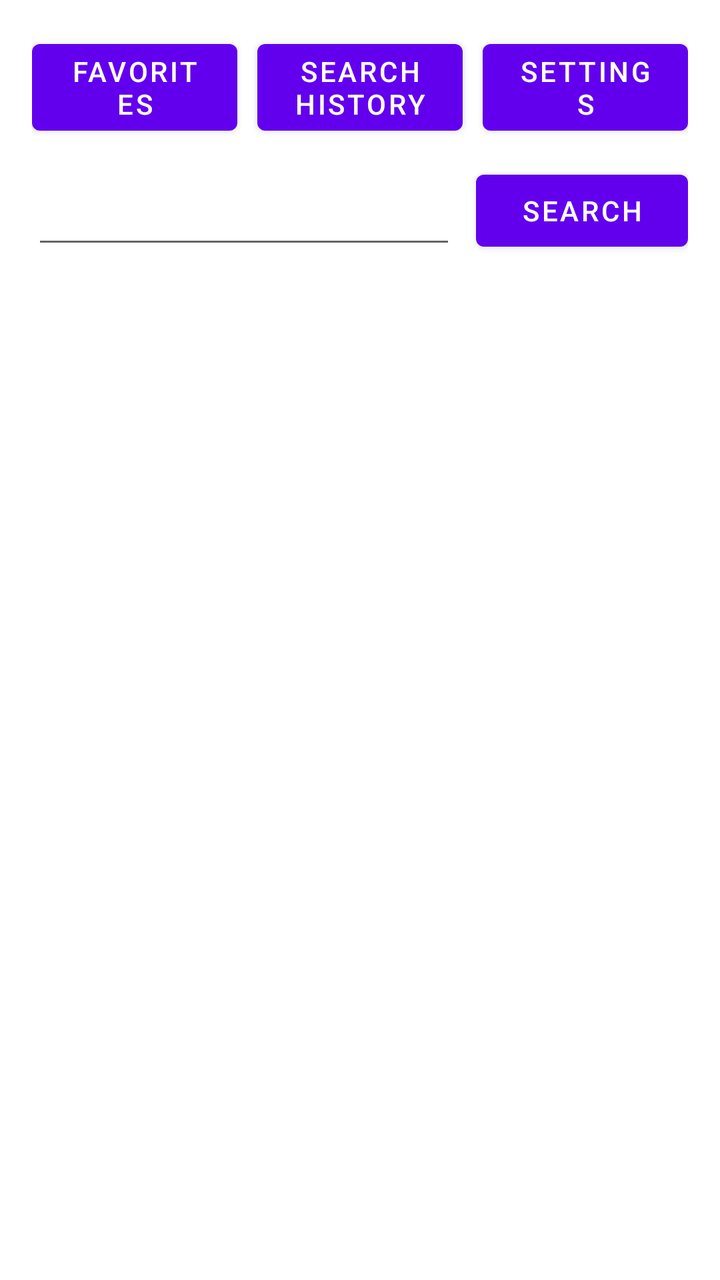
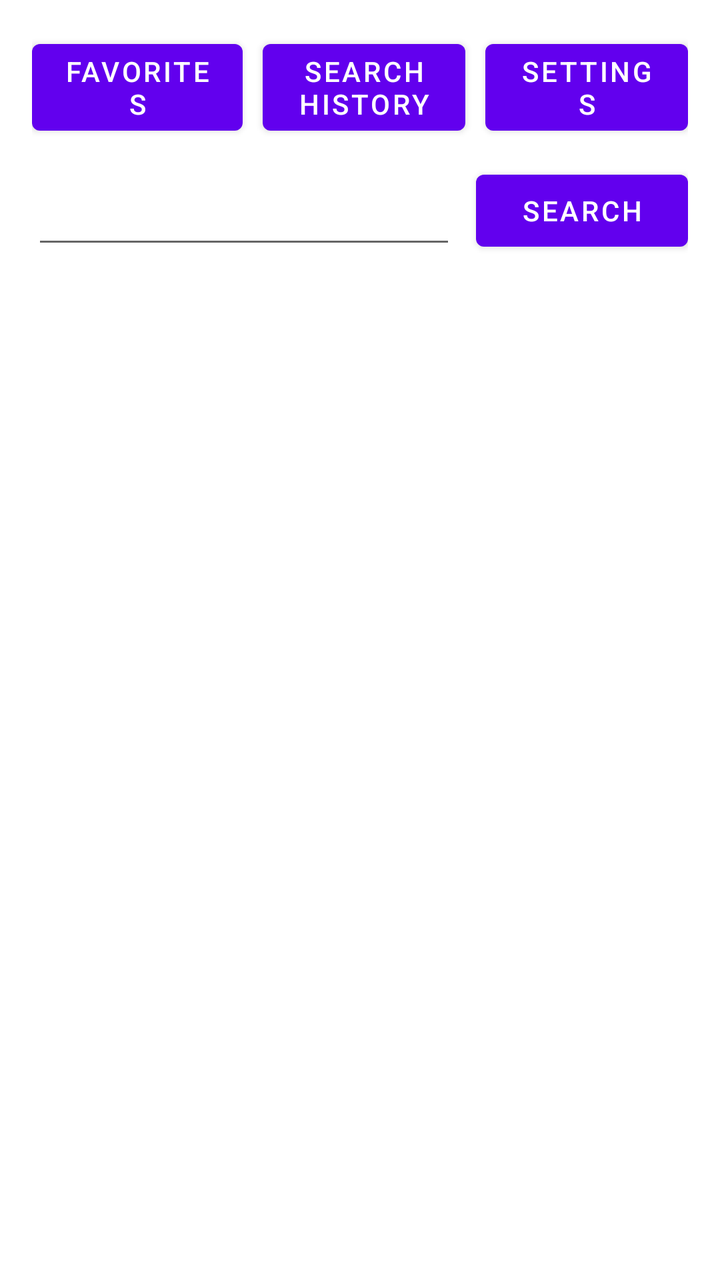

An Android layout rendered at two revisions. The XML below is the earlier revision; the diff shows what the commit changed to produce the second picture.
<!-- AndroidManifest.xml: application theme Theme.EdamamApp -->
<!-- res/layout/activity_main.xml -->
<?xml version="1.0" encoding="utf-8"?>
<LinearLayout xmlns:android="http://schemas.android.com/apk/res/android"
    xmlns:app="http://schemas.android.com/apk/res-auto"
    xmlns:tools="http://schemas.android.com/tools"
    android:layout_width="match_parent"
    android:layout_height="match_parent"
    android:orientation="vertical"
    android:padding="@dimen/main_content_padding"
    android:background="@color/main_screen_content_background"
    tools:context=".MainActivity">

    <LinearLayout
        android:id="@+id/button_container"
        android:layout_width="match_parent"
        android:layout_height="wrap_content"
        android:orientation="horizontal"
        android:gravity="center_horizontal">

        <Button
            android:id="@+id/btn_favorites"
            android:layout_width="0dp"
            android:layout_height="match_parent"
            android:layout_weight="1"
            android:layout_marginEnd="5dp"
            android:text="Favorites" />

        <Button
            android:id="@+id/btn_search_history"
            android:layout_width="0dp"
            android:layout_height="match_parent"
            android:layout_weight="1"
            android:layout_marginHorizontal="5dp"
            android:text="@string/search_history" />

        <Button
            android:id="@+id/btn_settings"
            android:layout_width="0dp"
            android:layout_height="match_parent"
            android:layout_weight="1"
            android:layout_marginStart="5dp"
            android:text="@string/settings" />

    </LinearLayout>

    <LinearLayout
        android:id="@+id/search_container"
        android:layout_width="match_parent"
        android:layout_height="wrap_content"
        android:layout_marginTop="10dp"
        android:orientation="horizontal">

        <EditText
            android:id="@+id/tv_search_input"
            android:layout_width="0dp"
            android:layout_height="match_parent"
            android:layout_weight="2"
            android:layout_marginEnd="10dp" />

        <Button
            android:id="@+id/btn_search"
            android:layout_width="0dp"
            android:layout_height="match_parent"
            android:layout_weight="1"
            android:text="@string/search" />

    </LinearLayout>

    <FrameLayout
        android:layout_width="match_parent"
        android:layout_height="0dp"
        android:layout_weight="1">

        <androidx.recyclerview.widget.RecyclerView
            android:id="@+id/rv_recipe"
            android:layout_width="match_parent"
            android:layout_height="match_parent"
            app:layoutManager="androidx.recyclerview.widget.LinearLayoutManager"
            tools:listitem="@layout/recipe_item" />

        <ProgressBar
            android:id="@+id/progress_bar"
            android:layout_width="wrap_content"
            android:layout_height="wrap_content"
            android:layout_gravity="center"
            android:visibility="gone"
            android:indeterminateTint="@color/colorAccent" />

    </FrameLayout>

</LinearLayout>
<!-- res/layout/recipe_item.xml (included above) -->
<?xml version="1.0" encoding="utf-8"?>
<LinearLayout xmlns:android="http://schemas.android.com/apk/res/android"
    android:layout_width="match_parent"
    android:layout_height="wrap_content"
    android:orientation="horizontal"
    android:padding="8dp">

    <ImageView
        android:id="@+id/iv_dish"
        android:layout_width="100dp"
        android:layout_height="100dp"
        android:scaleType="centerCrop" />

    <LinearLayout
        android:layout_width="0dp"
        android:layout_height="wrap_content"
        android:layout_weight="1"
        android:orientation="vertical"
        android:paddingStart="8dp">

        <TextView
            android:id="@+id/tv_title"
            android:layout_width="match_parent"
            android:layout_height="wrap_content"
            android:textColor="@color/text_color_primary"
            android:textSize="16sp"
            android:textStyle="bold" />

        <TextView
            android:id="@+id/tv_diet_label_1"
            android:layout_width="match_parent"
            android:layout_height="wrap_content"
            android:textColor="@color/text_color_primary"
            android:textSize="14sp" />

        <TextView
            android:id="@+id/tv_health_label_1"
            android:layout_width="match_parent"
            android:layout_height="wrap_content"
            android:textColor="@color/text_color_primary"
            android:textSize="14sp" />

        <TextView
            android:id="@+id/tv_meal_label"
            android:layout_width="match_parent"
            android:layout_height="wrap_content"
            android:textColor="@color/text_color_primary"
            android:textSize="14sp" />

    </LinearLayout>

    <LinearLayout
        android:layout_width="wrap_content"
        android:layout_height="match_parent"
        android:orientation="vertical"
        android:gravity="center">

        <ImageButton
            android:id="@+id/ib_favorite"
            android:layout_width="wrap_content"
            android:layout_height="wrap_content"
            android:src="@drawable/ic_favorite_filled"
            android:background="?attr/selectableItemBackgroundBorderless"
            android:tint="@color/text_color_primary" />

        <ImageButton
            android:id="@+id/ib_share"
            android:layout_width="wrap_content"
            android:layout_height="wrap_content"
            android:src="@android:drawable/ic_menu_share"
            android:background="?attr/selectableItemBackgroundBorderless"
            android:tint="@color/text_color_primary"
            android:contentDescription="Share recipe" />

        <Button
            android:id="@+id/btn_select_recipe"
            android:layout_width="wrap_content"
            android:layout_height="wrap_content"
            android:text="@string/select" />

    </LinearLayout>

</LinearLayout>
<!-- resources referenced by this layout -->
<resources>
  <color name="colorAccent">#03DAC5</color>
  <color name="main_screen_content_background">#FFFFFF</color>
  <color name="text_color_primary">#000000</color>
  <dimen name="main_content_padding">16dp</dimen>
  <!-- drawable ic_favorite_filled: png bitmap (drawable, 438 bytes) -->
  <string name="search">Search</string>
  <string name="search_history">Search History</string>
  <string name="select">Select</string>
  <string name="settings">Settings</string>
  <style name="Theme.EdamamApp" parent="Theme.MaterialComponents.DayNight.DarkActionBar">
          
          <item name="colorPrimary">@color/colorPrimary</item>
          <item name="colorPrimaryVariant">@color/colorPrimaryDark</item>
          <item name="colorOnPrimary">@android:color/white</item>
          
          <item name="colorSecondary">@color/colorAccent</item>
          <item name="colorSecondaryVariant">@color/colorAccent</item>
          <item name="colorOnSecondary">@android:color/black</item>
          
          <item name="android:statusBarColor" tools:targetApi="l">?attr/colorPrimaryVariant</item>
          
          <item name="android:actionBarStyle">@style/ActionBarStyle</item>
          <item name="actionBarStyle">@style/ActionBarStyle</item>
      </style>
  <color name="colorPrimary">#6200EE</color>
  <color name="colorPrimaryDark">#3700B3</color>
  <style name="ActionBarStyle" parent="Widget.MaterialComponents.ActionBar.Solid">
          <item name="titleTextColor">?android:attr/textColorPrimary</item>
          <item name="background">?attr/colorPrimary</item>
      </style>
</resources>

<!-- the commit's change to res/layout/activity_main.xml (unified diff, before → after) -->
@@ -8,22 +8,22 @@
     android:padding="@dimen/main_content_padding"
     android:background="@color/main_screen_content_background"
     tools:context=".MainActivity">
-
+    
     <LinearLayout
         android:id="@+id/button_container"
         android:layout_width="match_parent"
         android:layout_height="wrap_content"
         android:orientation="horizontal"
         android:gravity="center_horizontal">
-
+        
         <Button
             android:id="@+id/btn_favorites"
-            android:layout_width="0dp"
+            android:layout_width="4dp"
             android:layout_height="match_parent"
             android:layout_weight="1"
             android:layout_marginEnd="5dp"
             android:text="Favorites" />
-
+        
         <Button
             android:id="@+id/btn_search_history"
             android:layout_width="0dp"
@@ -31,7 +31,7 @@
             android:layout_weight="1"
             android:layout_marginHorizontal="5dp"
             android:text="@string/search_history" />
-
+        
         <Button
             android:id="@+id/btn_settings"
             android:layout_width="0dp"
@@ -39,44 +39,42 @@
             android:layout_weight="1"
             android:layout_marginStart="5dp"
             android:text="@string/settings" />
-
     </LinearLayout>
-
+    
     <LinearLayout
         android:id="@+id/search_container"
         android:layout_width="match_parent"
         android:layout_height="wrap_content"
         android:layout_marginTop="10dp"
         android:orientation="horizontal">
-
+        
         <EditText
             android:id="@+id/tv_search_input"
             android:layout_width="0dp"
             android:layout_height="match_parent"
             android:layout_weight="2"
             android:layout_marginEnd="10dp" />
-
+        
         <Button
             android:id="@+id/btn_search"
             android:layout_width="0dp"
             android:layout_height="match_parent"
             android:layout_weight="1"
             android:text="@string/search" />
-
     </LinearLayout>
-
+    
     <FrameLayout
         android:layout_width="match_parent"
         android:layout_height="0dp"
         android:layout_weight="1">
-
+        
         <androidx.recyclerview.widget.RecyclerView
             android:id="@+id/rv_recipe"
             android:layout_width="match_parent"
             android:layout_height="match_parent"
             app:layoutManager="androidx.recyclerview.widget.LinearLayoutManager"
             tools:listitem="@layout/recipe_item" />
-
+        
         <ProgressBar
             android:id="@+id/progress_bar"
             android:layout_width="wrap_content"
@@ -84,9 +82,7 @@
             android:layout_gravity="center"
             android:visibility="gone"
             android:indeterminateTint="@color/colorAccent" />
-
     </FrameLayout>
-
 </LinearLayout>
 <!-- res/layout/recipe_item.xml (included above) -->
 <?xml version="1.0" encoding="utf-8"?>
@@ -95,20 +91,20 @@
     android:layout_height="wrap_content"
     android:orientation="horizontal"
     android:padding="8dp">
-
+    
     <ImageView
         android:id="@+id/iv_dish"
         android:layout_width="100dp"
         android:layout_height="100dp"
         android:scaleType="centerCrop" />
-
+    
     <LinearLayout
         android:layout_width="0dp"
         android:layout_height="wrap_content"
         android:layout_weight="1"
         android:orientation="vertical"
         android:paddingStart="8dp">
-
+        
         <TextView
             android:id="@+id/tv_title"
             android:layout_width="match_parent"
@@ -116,36 +112,35 @@
             android:textColor="@color/text_color_primary"
             android:textSize="16sp"
             android:textStyle="bold" />
-
+        
         <TextView
             android:id="@+id/tv_diet_label_1"
             android:layout_width="match_parent"
             android:layout_height="wrap_content"
             android:textColor="@color/text_color_primary"
             android:textSize="14sp" />
-
+        
         <TextView
             android:id="@+id/tv_health_label_1"
             android:layout_width="match_parent"
             android:layout_height="wrap_content"
             android:textColor="@color/text_color_primary"
             android:textSize="14sp" />
-
+        
         <TextView
             android:id="@+id/tv_meal_label"
             android:layout_width="match_parent"
             android:layout_height="wrap_content"
             android:textColor="@color/text_color_primary"
             android:textSize="14sp" />
-
     </LinearLayout>
-
+    
     <LinearLayout
         android:layout_width="wrap_content"
         android:layout_height="match_parent"
         android:orientation="vertical"
         android:gravity="center">
-
+        
         <ImageButton
             android:id="@+id/ib_favorite"
             android:layout_width="wrap_content"
@@ -153,7 +148,7 @@
             android:src="@drawable/ic_favorite_filled"
             android:background="?attr/selectableItemBackgroundBorderless"
             android:tint="@color/text_color_primary" />
-
+        
         <ImageButton
             android:id="@+id/ib_share"
             android:layout_width="wrap_content"
@@ -162,13 +157,11 @@
             android:background="?attr/selectableItemBackgroundBorderless"
             android:tint="@color/text_color_primary"
             android:contentDescription="Share recipe" />
-
+        
         <Button
             android:id="@+id/btn_select_recipe"
             android:layout_width="wrap_content"
             android:layout_height="wrap_content"
             android:text="@string/select" />
-
     </LinearLayout>
-
 </LinearLayout>
<!-- resource entries referenced after the edit -->
@@ -12,11 +12,15 @@
   <style name="Theme.EdamamApp" parent="Theme.MaterialComponents.DayNight.DarkActionBar">
           
           <item name="colorPrimary">@color/colorPrimary</item>
+          
           <item name="colorPrimaryVariant">@color/colorPrimaryDark</item>
+          
           <item name="colorOnPrimary">@android:color/white</item>
           
           <item name="colorSecondary">@color/colorAccent</item>
+          
           <item name="colorSecondaryVariant">@color/colorAccent</item>
+          
           <item name="colorOnSecondary">@android:color/black</item>
           
           <item name="android:statusBarColor" tools:targetApi="l">?attr/colorPrimaryVariant</item>
@@ -27,7 +31,9 @@
   <color name="colorPrimary">#6200EE</color>
   <color name="colorPrimaryDark">#3700B3</color>
   <style name="ActionBarStyle" parent="Widget.MaterialComponents.ActionBar.Solid">
+          
           <item name="titleTextColor">?android:attr/textColorPrimary</item>
+          
           <item name="background">?attr/colorPrimary</item>
       </style>
 </resources>
